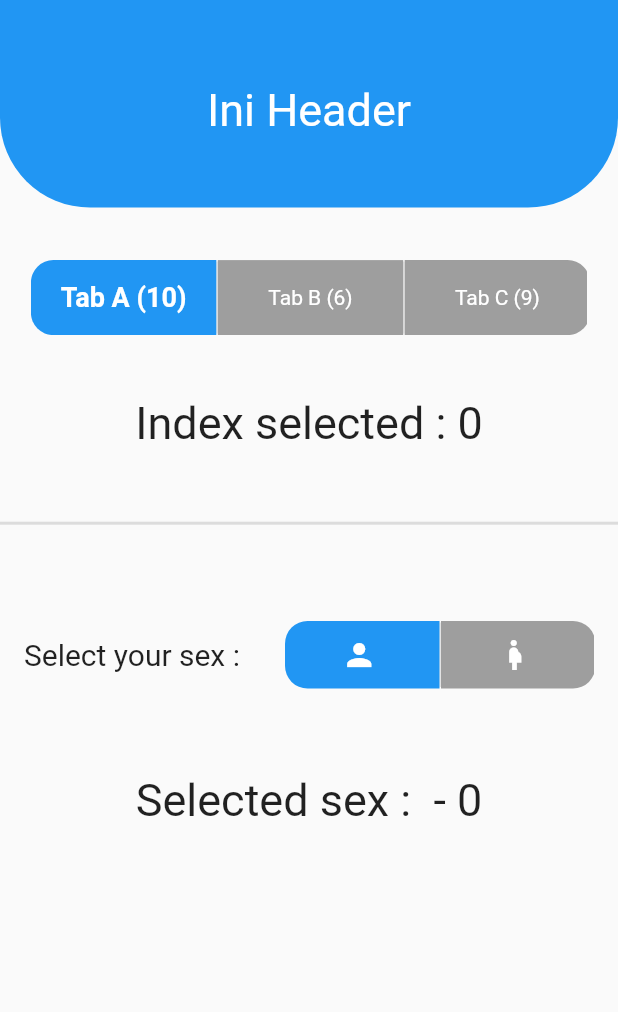
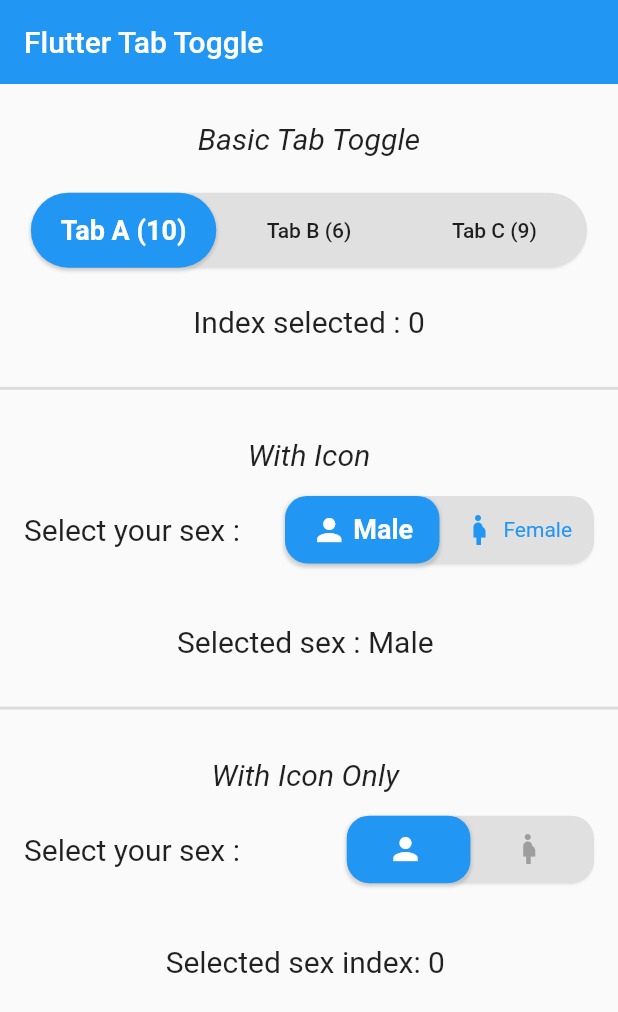
Before and after one commit to Lzyct/flutter_toggle_tab, a Flutter app: the screen it shows after launch, on a phone screen of 412 x 824 dp. Shown: the top 1012 px of the screen. Run offline on Flutter 3.47's test engine with Material 2 defaults, Android fonts, the phone set to English and light mode, and no system bars.

Commit message:
Make different and simple, because simple is elegant

```diff
--- a/example/lib/main.dart
+++ b/example/lib/main.dart
@@ -47,91 +47,77 @@ class MyHomePage extends StatefulWidget {
 }
 
 class _MyHomePageState extends State<MyHomePage> {
-  var _tabIndexSelected = 0;
-  var _toggleIndexSelected = 0;
+  var _tabTextIndexSelected = 0;
+  var _tabTextIconIndexSelected = 0;
+  var _tabIconIndexSelected = 0;
 
   @override
   Widget build(BuildContext context) {
-    var _listTitleTab = ["Tab A (10)", "Tab B (6)", "Tab C (9)"];
-    var _listGenderIcon = [
-      Icon(
+    var _listTextTabToggle = ["Tab A (10)", "Tab B (6)", "Tab C (9)"];
+    var _listIconTabToggle = [
       Icons.person,
-        color: Colors.white,
-      ),
-      Icon(
       Icons.pregnant_woman,
-        color: Colors.white,
-      ),
     ];
-    var _listGender = ["", ""];
+    var _listGenderText = ["Male", "Female"];
+    var _listGenderEmpty = ["", ""];
 
     return Scaffold(
       appBar: AppBar(
-        title: Text(""),
+        title: Text("Flutter Tab Toggle"),
         elevation: 0,
       ),
-      body: Container(
-        child: Stack(
-          children: [
-            Container(
-              width: double.infinity,
-              height: heightInPercent(10, context),
-              decoration: BoxDecoration(
-                  color: Colors.blue,
-                  borderRadius: BorderRadius.only(
-                      bottomRight: Radius.circular(60),
-                      bottomLeft: Radius.circular(60))),
-            ),
-            Column(
+      body: Column(
         crossAxisAlignment: CrossAxisAlignment.center,
         children: <Widget>[
-                Align(
-                  alignment: Alignment.center,
-                  child: Text(
-                    'Ini Header',
-                    style: TextStyle(fontSize: 30, color: Colors.white),
+          SizedBox(
+            height: heightInPercent(3, context),
           ),
+          Text(
+            "Basic Tab Toggle",
+            style: TextStyle(fontSize: 20, fontStyle: FontStyle.italic),
           ),
           SizedBox(
-                  height: heightInPercent(10, context),
+            height: heightInPercent(3, context),
           ),
           FlutterToggleTab(
             // width in percent
             width: 90,
+            borderRadius: 30,
             height: 50,
             initialLabelIndex: 0,
+            selectedColor: Colors.blue,
             selectedTextStyle: TextStyle(
-                      color: Colors.white,
-                      fontSize: 18,
-                      fontWeight: FontWeight.w600),
+                color: Colors.white, fontSize: 18, fontWeight: FontWeight.w700),
             unSelectedTextStyle: TextStyle(
-                      color: Colors.white,
+                color: Colors.black87,
                 fontSize: 14,
-                      fontWeight: FontWeight.w400),
-                  labels: _listTitleTab,
-                  selectedDecoration: BoxDecoration(color: Colors.blue),
-                  unSelectedDecoration: BoxDecoration(color: Colors.grey),
+                fontWeight: FontWeight.w500),
+            labels: _listTextTabToggle,
             selectedLabelIndex: (index) {
               setState(() {
-                      _tabIndexSelected = index;
+                _tabTextIndexSelected = index;
               });
             },
           ),
           SizedBox(
-                  height: heightInPercent(5, context),
+            height: heightInPercent(3, context),
           ),
           Text(
-                  "Index selected : $_tabIndexSelected",
-                  style: TextStyle(fontSize: 30),
+            "Index selected : $_tabTextIndexSelected",
+            style: TextStyle(fontSize: 20),
           ),
           SizedBox(
-                  height: heightInPercent(5, context),
+            height: heightInPercent(3, context),
           ),
           Divider(
             thickness: 2,
           ),
           SizedBox(
-                  height: heightInPercent(5, context),
+            height: heightInPercent(3, context),
+          ),
+          Text(
+            "With Icon",
+            style: TextStyle(fontSize: 20, fontStyle: FontStyle.italic),
           ),
           Padding(
             padding: EdgeInsets.all(16),
@@ -143,24 +129,22 @@ class _MyHomePageState extends State<MyHomePage> {
                   style: TextStyle(fontSize: 20),
                 ),
                 FlutterToggleTab(
-                        // width in percent
                   width: 50,
+                  borderRadius: 15,
                   initialLabelIndex: 0,
                   selectedTextStyle: TextStyle(
                       color: Colors.white,
                       fontSize: 18,
                       fontWeight: FontWeight.w600),
                   unSelectedTextStyle: TextStyle(
-                            color: Colors.white,
+                      color: Colors.blue,
                       fontSize: 14,
                       fontWeight: FontWeight.w400),
-                        labels: _listGender,
-                        icons: _listGenderIcon,
-                        selectedDecoration: BoxDecoration(color: Colors.blue),
-                        unSelectedDecoration: BoxDecoration(color: Colors.grey),
+                  labels: _listGenderText,
+                  icons: _listIconTabToggle,
                   selectedLabelIndex: (index) {
                     setState(() {
-                            _toggleIndexSelected = index;
+                      _tabTextIconIndexSelected = index;
                     });
                   },
                 ),
@@ -168,16 +152,65 @@ class _MyHomePageState extends State<MyHomePage> {
             ),
           ),
           SizedBox(
-                  height: heightInPercent(5, context),
+            height: heightInPercent(3, context),
           ),
           Text(
-                  "Selected sex : ${_listGender[_toggleIndexSelected]} - $_toggleIndexSelected",
-                  style: TextStyle(fontSize: 30),
+            "Selected sex : ${_listGenderText[_tabTextIconIndexSelected]} ",
+            style: TextStyle(fontSize: 20),
+          ),
+          SizedBox(
+            height: heightInPercent(3, context),
+          ),
+          Divider(
+            thickness: 2,
+          ),
+          SizedBox(
+            height: heightInPercent(3, context),
+          ),
+          Text(
+            "With Icon Only ",
+            style: TextStyle(fontSize: 20, fontStyle: FontStyle.italic),
+          ),
+          Padding(
+            padding: EdgeInsets.all(16),
+            child: Row(
+              mainAxisAlignment: MainAxisAlignment.spaceBetween,
+              children: [
+                Text(
+                  "Select your sex : ",
+                  style: TextStyle(fontSize: 20),
+                ),
+                FlutterToggleTab(
+                  width: 40,
+                  borderRadius: 15,
+                  initialLabelIndex: 0,
+                  selectedTextStyle: TextStyle(
+                      color: Colors.white,
+                      fontSize: 18,
+                      fontWeight: FontWeight.w600),
+                  unSelectedTextStyle: TextStyle(
+                      color: Colors.grey,
+                      fontSize: 14,
+                      fontWeight: FontWeight.w400),
+                  labels: _listGenderEmpty,
+                  icons: _listIconTabToggle,
+                  selectedLabelIndex: (index) {
+                    setState(() {
+                      _tabIconIndexSelected = index;
+                    });
+                  },
                 ),
               ],
             ),
+          ),
+          SizedBox(
+            height: heightInPercent(3, context),
+          ),
+          Text(
+            "Selected sex index: $_tabIconIndexSelected ",
+            style: TextStyle(fontSize: 20),
+          ),
         ],
-        ),
       ),
       // This trailing comma makes auto-formatting nicer for build methods.
     );
--- a/lib/button_tab.dart
+++ b/lib/button_tab.dart
@@ -3,7 +3,8 @@ import 'package:flutter/material.dart';
 import 'helper.dart';
 
 class ButtonsTab extends StatefulWidget {
-  const ButtonsTab({Key key,
+  const ButtonsTab(
+      {Key key,
       this.title,
       this.onPressed,
       @required this.width,
@@ -12,26 +13,25 @@ class ButtonsTab extends StatefulWidget {
       this.radius,
       this.selectedTextStyle,
       this.unSelectedTextStyle,
-    @required this.selectedDecoration,
-    @required this.unSelectedDecoration,
-    this.isFirst,
-    this.isLast,
-    this.icon})
+      @required this.selectedColor,
+      this.icons,
+      @required this.unSelectedColor})
       : super(key: key);
 
   final String title;
   final Function onPressed;
   final double width;
   final double height;
+  final Color selectedColor;
+  final Color unSelectedColor;
   final TextStyle selectedTextStyle;
   final TextStyle unSelectedTextStyle;
-  final BoxDecoration selectedDecoration;
-  final BoxDecoration unSelectedDecoration;
+
+//  final BoxDecoration selectedDecoration;
+//  final BoxDecoration unSelectedDecoration;
   final bool isSelected;
-  final bool isFirst;
-  final bool isLast;
   final double radius;
-  final Icon icon;
+  final IconData icons;
 
   @override
   _ButtonsTabState createState() => _ButtonsTabState();
@@ -44,45 +44,32 @@ class _ButtonsTabState extends State<ButtonsTab> {
       width: widget.width ?? widthInPercent(100, context),
       height: widget.height ?? 50,
       decoration: widget.isSelected
-          ? widget.selectedDecoration.copyWith(
-          borderRadius: widget.isFirst
-              ? BorderRadius.only(
-              topLeft: Radius.circular(widget.radius ?? 15.0),
-              bottomLeft: Radius.circular(widget.radius ?? 15.0))
-              : widget.isLast
-              ? BorderRadius.only(
-              topRight: Radius.circular(widget.radius ?? 15.0),
-              bottomRight: Radius.circular(widget.radius ?? 15.0))
-              : BorderRadius.circular(0))
-          : widget.unSelectedDecoration.copyWith(
-          borderRadius: widget.isFirst
-              ? BorderRadius.only(
-              topLeft: Radius.circular(widget.radius ?? 15.0),
-              bottomLeft: Radius.circular(widget.radius ?? 15.0))
-              : widget.isLast
-              ? BorderRadius.only(
-              topRight: Radius.circular(widget.radius ?? 15.0),
-              bottomRight: Radius.circular(widget.radius ?? 15.0))
-              : BorderRadius.circular(0)),
+          ? bdHeader.copyWith(
+              borderRadius: BorderRadius.circular(widget.radius),
+              color: widget.selectedColor)
+          : null,
       child: FlatButton(
           onPressed: widget.onPressed,
           shape: new RoundedRectangleBorder(
-              borderRadius: widget.isFirst
-                  ? BorderRadius.only(
-                  topLeft: Radius.circular(widget.radius ?? 15.0),
-                  bottomLeft: Radius.circular(widget.radius ?? 15.0))
-                  : widget.isLast
-                  ? BorderRadius.only(
-                  topRight: Radius.circular(widget.radius ?? 15.0),
-                  bottomRight: Radius.circular(widget.radius ?? 15.0))
-                  : BorderRadius.circular(0)),
+              borderRadius: BorderRadius.circular(widget.radius)),
           padding: EdgeInsets.all(0.0),
           child: Row(
             mainAxisAlignment: MainAxisAlignment.center,
             children: [
-              widget.icon ?? Container(),
-              Visibility(visible: widget.icon != null,
-                child: SizedBox(width: 4,),),
+              widget.icons != null
+                  ? Icon(
+                      widget.icons,
+                      color: widget.isSelected
+                          ? widget.selectedTextStyle.color
+                          : widget.unSelectedTextStyle.color,
+                    )
+                  : Container(),
+              Visibility(
+                visible: widget.icons != null,
+                child: SizedBox(
+                  width: 4,
+                ),
+              ),
               Text(
                 widget.title,
                 style: widget.isSelected
--- a/lib/flutter_toggle_tab.dart
+++ b/lib/flutter_toggle_tab.dart
@@ -23,22 +23,25 @@ class FlutterToggleTab extends StatefulWidget {
     @required this.initialLabelIndex,
     @required this.selectedLabelIndex,
     this.width,
-    this.selectedDecoration,
-    this.unSelectedDecoration,
     this.borderRadius,
-    this.selectedTextStyle,
-    this.unSelectedTextStyle,
+    @required this.selectedTextStyle,
+    @required this.unSelectedTextStyle,
     this.height,
     this.icons,
+    this.selectedColor,
+    this.unSelectedColor,
   }) : super(key: key);
 
   final List<String> labels;
-  final List<Icon> icons;
+  final List<IconData> icons;
   final int initialLabelIndex;
   final double width;
   final double height;
-  final BoxDecoration selectedDecoration;
-  final BoxDecoration unSelectedDecoration;
+
+//  final BoxDecoration selectedDecoration;
+//  final BoxDecoration unSelectedDecoration;
+  final Color selectedColor;
+  final Color unSelectedColor;
   final TextStyle selectedTextStyle;
   final TextStyle unSelectedTextStyle;
   final Function(int) selectedLabelIndex;
@@ -87,24 +90,25 @@ class _FlutterToggleTabState extends State<FlutterToggleTab> {
         : Container(
             width: width,
             height: widget.height ?? 45,
+            decoration: BoxDecoration(
+                color: widget.unSelectedColor ?? Color(0xffe0e0e0),
+                borderRadius: BorderRadius.circular(widget.borderRadius),
+                boxShadow: [bsInner]),
             child: ListView.builder(
               itemCount: _labels.length,
               scrollDirection: Axis.horizontal,
               itemBuilder: (context, index) {
-                return Row(
-                  children: [
-                    ButtonsTab(
+                return ButtonsTab(
+                  unSelectedColor: widget.unSelectedColor ?? Color(0xffe0e0e0),
                   width: width / widget.labels.length,
                   title: _labels[index].title,
-                      icon: widget.icons != null ? widget.icons[index] : null,
-                      selectedDecoration: widget.selectedDecoration,
-                      unSelectedDecoration: widget.unSelectedDecoration,
+                  icons: widget.icons != null ? widget.icons[index] : null,
                   selectedTextStyle: widget.selectedTextStyle,
-                      isFirst: index == 0,
-                      isLast: index == _labels.length - 1,
                   unSelectedTextStyle: widget.unSelectedTextStyle,
                   isSelected: _labels[index].isSelected,
                   radius: widget.borderRadius,
+                  selectedColor:
+                      widget.selectedColor ?? Theme.of(context).primaryColor,
                   onPressed: () {
                     try {
                       for (int x = 0; x < _labels.length; x++) {
@@ -120,16 +124,6 @@ class _FlutterToggleTabState extends State<FlutterToggleTab> {
                       print("err : $e");
                     }
                   },
-                    ),
-                    Visibility(
-                      visible: index != _labels.length - 1,
-                      child: VerticalDivider(
-                        width: 1,
-                        indent: 1,
-                        endIndent: 1,
-                      ),
-                    )
-                  ],
                 );
               },
             ));
--- a/lib/helper.dart
+++ b/lib/helper.dart
@@ -9,3 +9,18 @@ heightInPercent(double percent, BuildContext context) {
   var toDouble = percent / 100;
   return MediaQuery.of(context).size.height * toDouble;
 }
+
+const BoxShadow bsInner = BoxShadow(
+  color: Colors.black12,
+  offset: const Offset(0.0, 1.5),
+  blurRadius: 1.0,
+  spreadRadius: -1.0,
+);
+const BoxShadow bsOuter = BoxShadow(
+  color: Colors.black12,
+  offset: const Offset(0.0, 1.5),
+  blurRadius: 1.0,
+  spreadRadius: 1.0,
+);
+
+const BoxDecoration bdHeader = BoxDecoration(boxShadow: [bsOuter]);
--- a/pubspec.yaml
+++ b/pubspec.yaml
@@ -1,8 +1,8 @@
 name: flutter_toggle_tab
-description: Library to create custom Tab and Toggle on Flutter
+description: Library to create Beautiful and Customized Tab/Toggle Widget on Flutter
 version: 0.0.1
-author:
-homepage:
+author: Mudassir<hey.mudassir@gmail.com>
+homepage: https://github.com/ukieTux/flutter_toggle_tab
 
 environment:
   sdk: ">=2.7.0 <3.0.0"
```
Lines whose indentation alone changed are shown as unchanged.
